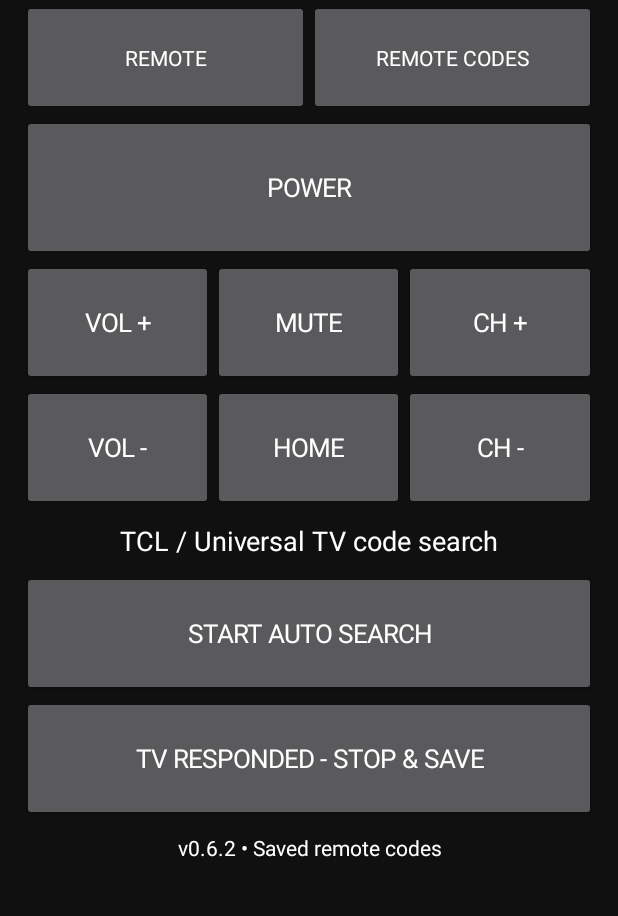
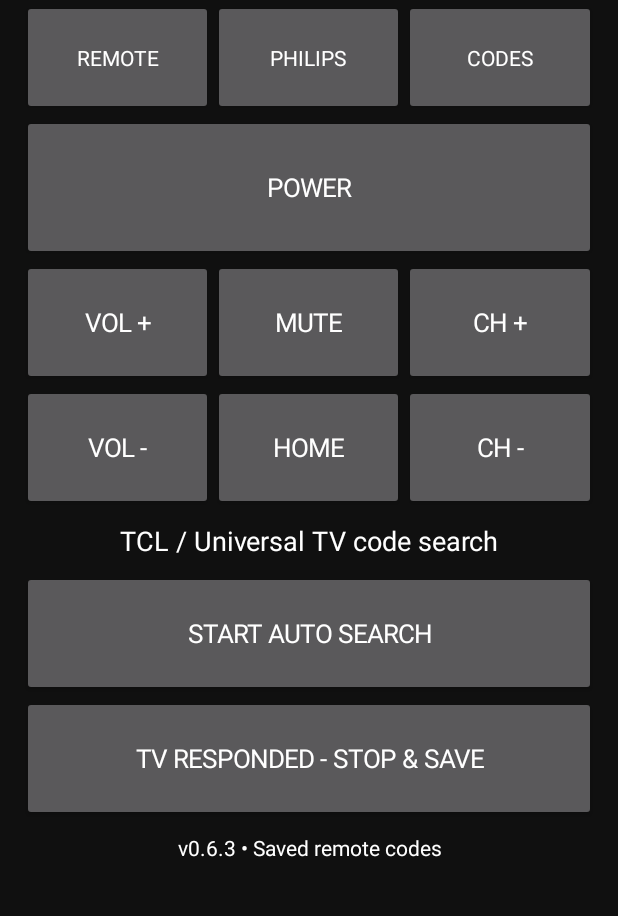
Before and after one commit to lockysac4/greenair-universal-remote, an Android app: the screen it shows after launch (MainActivity), on a phone screen of 412 x 824 dp, the part 97-1013 px from its top. Run offline under Robolectric (Android 15) with nearby library versions, the phone set to English and light mode, and no system bars; 3 statements that could not run were skipped.

Commit message:
Add Philips TV infrared profiles

```diff
--- a/app/build.gradle.kts
+++ b/app/build.gradle.kts
@@ -7,8 +7,8 @@ android {
         applicationId = "com.greenair.universalremote"
         minSdk = 23
         targetSdk = 35
-        versionCode = 7
-        versionName = "0.6.2"
+        versionCode = 8
+        versionName = "0.6.3"
     }
     compileOptions {
         sourceCompatibility = JavaVersion.VERSION_17
--- a/app/src/main/java/com/greenair/universalremote/MainActivity.kt
+++ b/app/src/main/java/com/greenair/universalremote/MainActivity.kt
@@ -17,6 +17,7 @@ class MainActivity : Activity() {
     private val handler = Handler(Looper.getMainLooper())
     private var searching = false
     private var searchIndex = 0
+    private var philipsToggle = false
     private val powerCodes = buildList { for (a in 0x00..0xFF) for (c in listOf(0x45,0x46,0x47,0x44,0x40,0x43,0x07,0x15,0x09,0x16,0x19,0x0D,0x0C,0x18,0x5E,0x08,0x1C,0x5A,0x42,0x52,0x12,0x14,0x0F,0x57,0x17,0x1A,0x1B,0x1D,0x1F,0x4C,0x4D,0x54)) add(a to c) }
 
     override fun onCreate(savedInstanceState: Bundle?) {
@@ -32,12 +33,15 @@ class MainActivity : Activity() {
 
         val tabs = LinearLayout(this).apply { orientation = LinearLayout.HORIZONTAL }
         val remoteTab = Button(this).apply { text = "REMOTE" }
-        val codesTab = Button(this).apply { text = "REMOTE CODES" }
+        val codesTab = Button(this).apply { text = "CODES" }
+        val philipsTab = Button(this).apply { text = "PHILIPS" }
         tabs.addView(remoteTab, LinearLayout.LayoutParams(0, 115, 1f))
+        tabs.addView(philipsTab, LinearLayout.LayoutParams(0, 115, 1f))
         tabs.addView(codesTab, LinearLayout.LayoutParams(0, 115, 1f))
         root.addView(tabs)
 
         val remoteView = buildRemoteView()
+        val philipsView = buildPhilipsView()
         val codesView = buildCodesView()
         val scroll = ScrollView(this)
         scroll.addView(remoteView)
@@ -46,6 +50,11 @@ class MainActivity : Activity() {
         remoteTab.setOnClickListener {
             stopSearch()
             scroll.removeAllViews(); scroll.addView(remoteView)
+        }
+        philipsTab.setOnClickListener {
+            stopSearch()
+            scroll.removeAllViews()
+            scroll.addView(philipsView)
         }
         codesTab.setOnClickListener {
             stopSearch()
@@ -78,7 +87,63 @@ class MainActivity : Activity() {
         autoButton = actionButton("START AUTO SEARCH") { if (searching) stopSearch() else startSearch() }
         root.addView(autoButton, LinearLayout.LayoutParams(-1,125))
         root.addView(actionButton("TV RESPONDED - STOP & SAVE") { saveCurrentCode() }, LinearLayout.LayoutParams(-1,125))
-        root.addView(label("v0.6.2 • Saved remote codes", 14f))
+        root.addView(label("v0.6.3 • Saved remote codes", 14f))
+        return root
+    }
+
+    private fun buildPhilipsView(): View {
+        val root = column()
+        root.addView(label("Philips 22PFT5403/98", 21f))
+        root.addView(label("Aim at the TV and test Power. If it doesn’t respond, switch IR profiles.", 15f))
+
+        val prefs = getSharedPreferences("philips_remote", MODE_PRIVATE)
+        var protocol = if (prefs.getBoolean("use_rc5", false)) PhilipsProtocol.RC5 else PhilipsProtocol.RC6
+        val profiles = RadioGroup(this).apply {
+            orientation = RadioGroup.HORIZONTAL
+            gravity = Gravity.CENTER
+        }
+        for (option in PhilipsProtocol.entries) {
+            val button = RadioButton(this).apply {
+                id = View.generateViewId()
+                text = option.label
+                setTextColor(Color.WHITE)
+            }
+            profiles.addView(button)
+            if (option == protocol) profiles.check(button.id)
+            button.setOnClickListener {
+                protocol = option
+                prefs.edit().putBoolean("use_rc5", option == PhilipsProtocol.RC5).apply()
+            }
+        }
+        root.addView(profiles)
+
+        fun send(command: Int) {
+            philipsToggle = !philipsToggle
+            transmit(PhilipsIr.CARRIER_HZ, PhilipsIr.encode(protocol, command, philipsToggle))
+        }
+
+        fun addRow(vararg keys: PhilipsKey) {
+            val row = LinearLayout(this).apply { orientation = LinearLayout.HORIZONTAL }
+            for (key in keys) {
+                val button = actionButton(key.label) {
+                    send(if (protocol == PhilipsProtocol.RC5) key.rc5 else key.rc6)
+                }
+                button.contentDescription = when (key) {
+                    PhilipsKey.UP, PhilipsKey.DOWN, PhilipsKey.LEFT, PhilipsKey.RIGHT ->
+                        key.name.lowercase().replaceFirstChar { it.uppercase() }
+                    else -> key.label
+                }
+                row.addView(button, LinearLayout.LayoutParams(0, 125, 1f))
+            }
+            root.addView(row, LinearLayout.LayoutParams(-1, -2))
+        }
+
+        addRow(PhilipsKey.POWER, PhilipsKey.SOURCE)
+        addRow(PhilipsKey.VOLUME_DOWN, PhilipsKey.MUTE, PhilipsKey.VOLUME_UP)
+        addRow(PhilipsKey.CHANNEL_DOWN, PhilipsKey.CHANNEL_UP)
+        addRow(PhilipsKey.MENU, PhilipsKey.UP, PhilipsKey.BACK)
+        addRow(PhilipsKey.LEFT, PhilipsKey.OK, PhilipsKey.RIGHT)
+        addRow(PhilipsKey.DOWN)
         return root
     }
 
@@ -142,7 +207,7 @@ class MainActivity : Activity() {
         }, LinearLayout.LayoutParams(-1, 125))
 
         refreshSavedCodes()
-        root.addView(label("v0.6.2 • Add your own remote codes", 14f))
+        root.addView(label("v0.6.3 • Add your own remote codes", 14f))
         return root
     }
 
@@ -196,14 +261,18 @@ class MainActivity : Activity() {
         Toast.makeText(this,"TV power code saved",Toast.LENGTH_SHORT).show()
     }
     private fun sendNec(address:Int, command:Int, frequency:Int = 38000) {
-        if (!ir.hasIrEmitter()) { Toast.makeText(this,"IR emitter not exposed by Android",Toast.LENGTH_SHORT).show(); return }
         val bits=mutableListOf<Int>()
         fun addByte(v:Int){ for(i in 0..7) bits.add((v shr i) and 1) }
         addByte(address); addByte(address xor 0xFF); addByte(command); addByte(command xor 0xFF)
         val p=mutableListOf(9000,4500)
         bits.forEach { b -> p.add(560); p.add(if(b==1)1690 else 560) }
         p.add(560)
-        try { ir.transmit(frequency,p.toIntArray()) }
+        transmit(frequency, p.toIntArray())
+    }
+
+    private fun transmit(frequency: Int, pattern: IntArray) {
+        if (!ir.hasIrEmitter()) { Toast.makeText(this,"IR emitter not exposed by Android",Toast.LENGTH_SHORT).show(); return }
+        try { ir.transmit(frequency, pattern) }
         catch(e:Exception){ Toast.makeText(this,"IR error: ${e.message}",Toast.LENGTH_LONG).show() }
     }
 }
--- /dev/null
+++ b/app/src/main/java/com/greenair/universalremote/PhilipsIr.kt
@@ -0,0 +1,80 @@
+package com.greenair.universalremote
+
+internal enum class PhilipsProtocol(val label: String) {
+    RC6("RC6 · try first"),
+    RC5("RC5 · alternative")
+}
+
+internal enum class PhilipsKey(val label: String, val rc6: Int, val rc5: Int = rc6) {
+    POWER("Power", 0x0C),
+    SOURCE("Source", 0x38),
+    VOLUME_UP("Vol +", 0x10),
+    VOLUME_DOWN("Vol −", 0x11),
+    MUTE("Mute", 0x0D),
+    CHANNEL_UP("Ch +", 0x20),
+    CHANNEL_DOWN("Ch −", 0x21),
+    MENU("Menu", 0x54, 0x52),
+    BACK("Back", 0x0A),
+    UP("↑", 0x58, 0x50),
+    DOWN("↓", 0x59, 0x51),
+    LEFT("←", 0x5A, 0x55),
+    RIGHT("→", 0x5B, 0x56),
+    OK("OK", 0x5C, 0x57)
+}
+
+internal object PhilipsIr {
+    const val CARRIER_HZ = 36_000
+
+    fun encode(protocol: PhilipsProtocol, command: Int, toggle: Boolean): IntArray {
+        val levels = mutableListOf<Boolean>()
+
+        fun bit(value: Boolean, markFirst: Boolean, width: Int = 1) {
+            val first = value == markFirst
+            repeat(width) { levels.add(first) }
+            repeat(width) { levels.add(!first) }
+        }
+
+        fun bits(value: Int, count: Int, markFirst: Boolean) {
+            for (shift in count - 1 downTo 0) {
+                bit((value shr shift) and 1 != 0, markFirst)
+            }
+        }
+
+        // Both profiles address the main TV device (address 0).
+        val halfBit = when (protocol) {
+            PhilipsProtocol.RC5 -> {
+                require(command in 0..0x7F)
+                bit(true, markFirst = false)
+                bit(command < 0x40, markFirst = false)
+                bit(toggle, markFirst = false)
+                bits(0, 5, markFirst = false)
+                bits(command and 0x3F, 6, markFirst = false)
+                889
+            }
+            PhilipsProtocol.RC6 -> {
+                require(command in 0..0xFF)
+                repeat(6) { levels.add(true) }
+                repeat(2) { levels.add(false) }
+                bit(true, markFirst = true)
+                bits(0, 3, markFirst = true)
+                bit(toggle, markFirst = true, width = 2)
+                bits(0, 8, markFirst = true)
+                bits(command, 8, markFirst = true)
+                444
+            }
+        }
+
+        // Android takes alternating mark and space durations, starting with a mark.
+        val pulses = mutableListOf<Int>()
+        var previous = false
+        for (level in levels.dropWhile { !it }) {
+            if (level == previous) {
+                pulses[pulses.lastIndex] += halfBit
+            } else {
+                pulses.add(halfBit)
+                previous = level
+            }
+        }
+        return pulses.toIntArray()
+    }
+}
```
Also changed, not shown: 1 other file.
